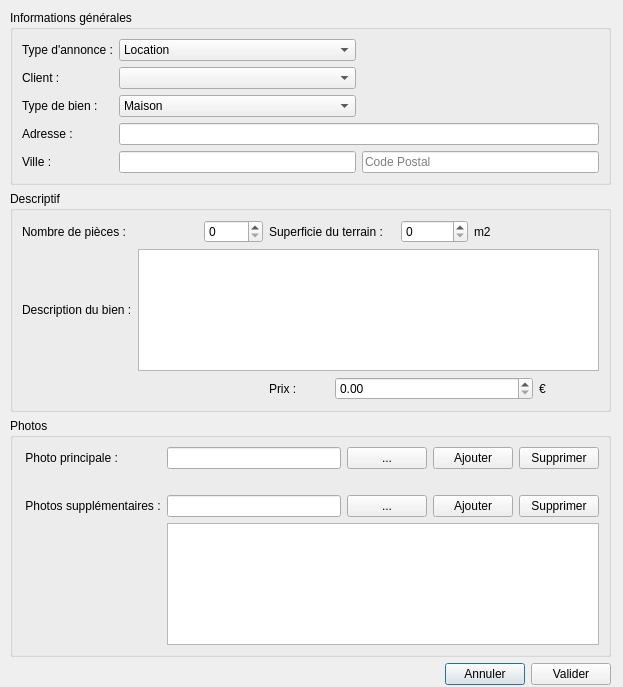
Before: the Qt Designer form BestResidence/ajout.ui in jordanlang/BestResidence, drawn with Qt 5.
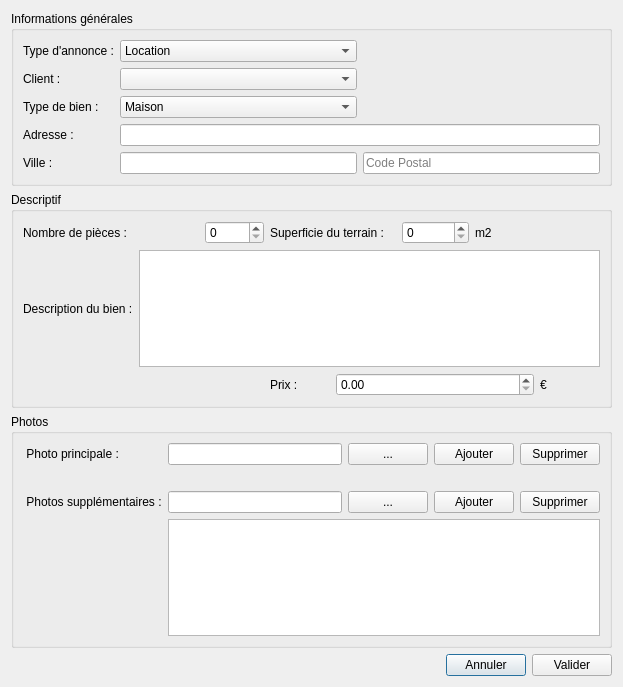
After: the same form once the commit is applied.

Commit message: ajout fiche client + responsive designe pour tous les forms

Diff of the .ui file:
```diff
--- a/BestResidence/ajout.ui
+++ b/BestResidence/ajout.ui
@@ -13,15 +13,8 @@
   <property name="windowTitle">
    <string>Ajouter une annonce</string>
   </property>
-  <widget class="QWidget" name="layoutWidget">
-   <property name="geometry">
-    <rect>
-     <x>10</x>
-     <y>10</y>
-     <width>601</width>
-     <height>675</height>
-    </rect>
-   </property>
+  <layout class="QGridLayout" name="gridLayout_7">
+   <item row="0" column="0">
    <layout class="QGridLayout" name="gridLayout_6">
     <item row="0" column="0">
      <layout class="QGridLayout" name="gridLayout_5">
@@ -359,7 +352,8 @@
      </layout>
     </item>
    </layout>
-  </widget>
+   </item>
+  </layout>
  </widget>
  <resources/>
  <connections/>
```
Lines whose indentation alone changed are shown as unchanged. The commit also changes 14 other files.
